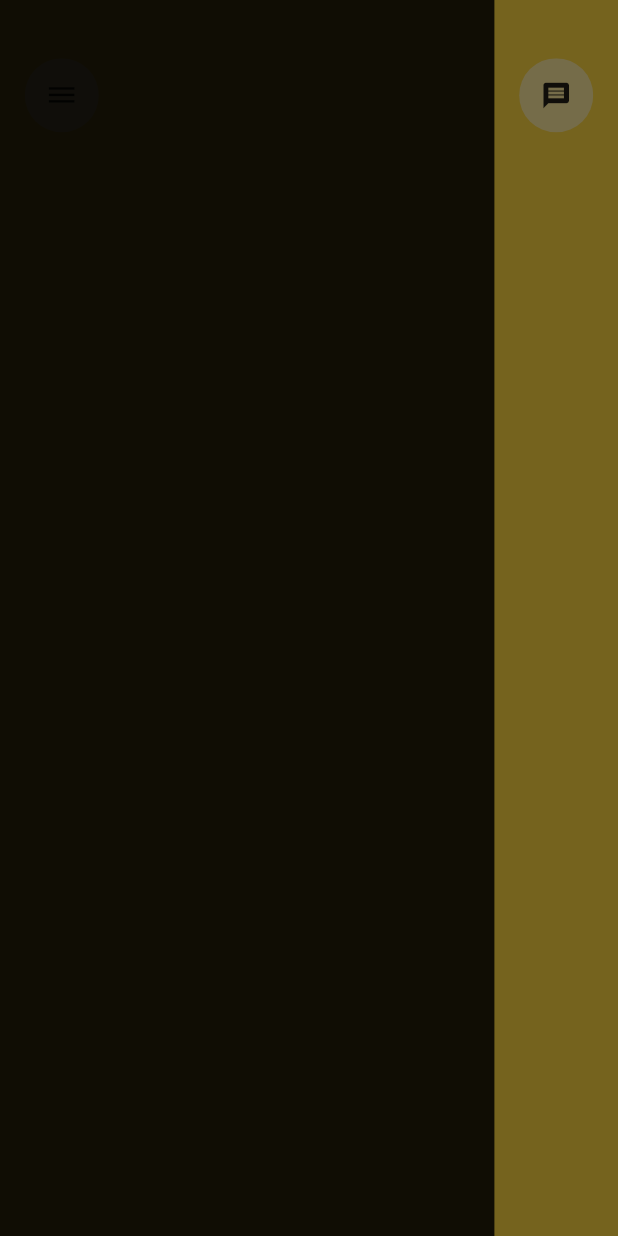
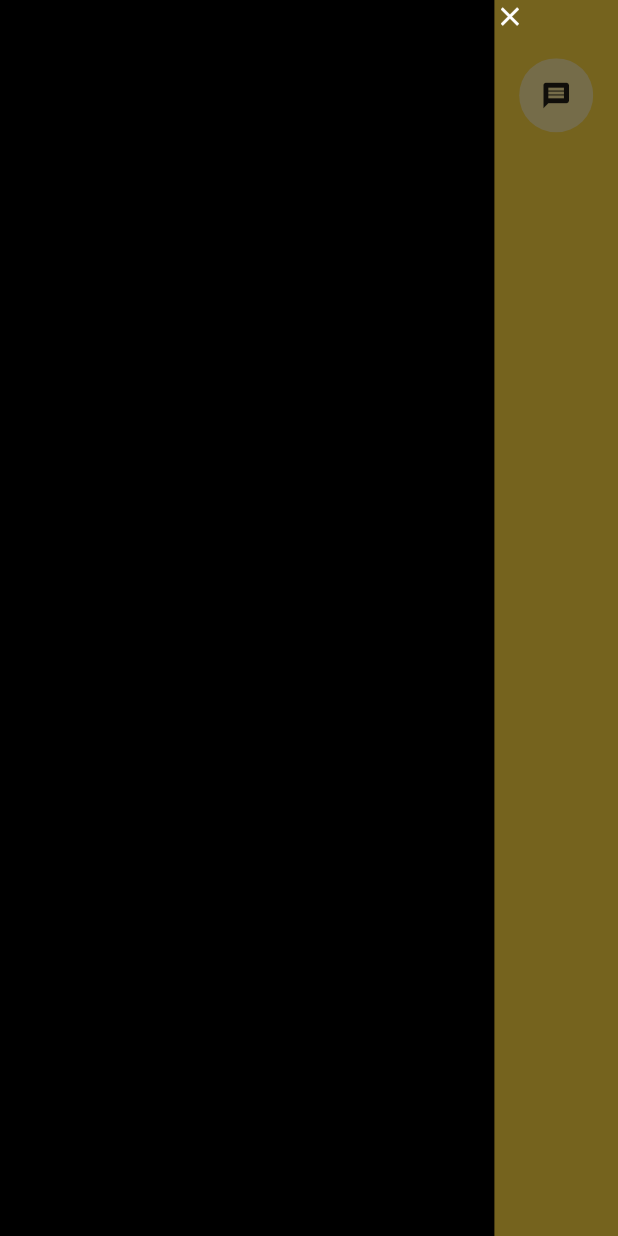
Before and after one commit to NaagAlgates/combank_ui_challenge, a Flutter app: the screen it shows after launch, with the side drawer open, on a phone screen of 412 x 824 dp. Run offline on Flutter 3.47's test engine with Material 2 defaults, Android fonts, the phone set to English and light mode, and no system bars.

Commit message:
Custom Drawer added

```diff
--- a/lib/main.dart
+++ b/lib/main.dart
@@ -1,5 +1,6 @@
 import 'dart:developer';
 
+import 'package:combank_ui_challenge/view/custom_drawer_menu.dart';
 import 'package:flutter/material.dart';
 
 import 'helpers/themes.dart';
@@ -37,10 +38,7 @@ class _HomePageState extends State<HomePage> {
       top: false,
       child: Scaffold(
         key: _scaffoldKey,
-        drawer: Container(
-          width: MediaQuery.of(context).size.width * 0.8,
-          color: Colors.black87,
-        ),
+        drawer: customDrawerMenu(context),
         /*appBar: PreferredSize(
             preferredSize: Size.fromHeight(MediaQuery.of(context).size.height*0.1),
             child: AppBar(
@@ -62,8 +60,13 @@ class _HomePageState extends State<HomePage> {
                 mainAxisSize: MainAxisSize.max,
                 mainAxisAlignment: MainAxisAlignment.spaceBetween,
                 children: [
-                    customMenuView(context,Icons.dehaze),
-                    customMenuView(context,Icons.message)
+                  InkWell(
+                    child: customMenuView(context, Icons.dehaze),
+                    onTap: () {
+                      _scaffoldKey.currentState.openDrawer();
+                    },
+                  ),
+                  customMenuView(context, Icons.message)
                 ],
               ),
             ),
--- /dev/null
+++ b/lib/view/custom_drawer_menu.dart
@@ -0,0 +1,23 @@
+
+
+import 'package:combank_ui_challenge/helpers/themes.dart';
+import 'package:flutter/material.dart';
+import 'package:flutter/services.dart';
+
+Widget customDrawerMenu(BuildContext context) {
+
+  var _height = MediaQuery.of(context).size.height;
+  var _width = MediaQuery.of(context).size.width;
+  return Row(
+    crossAxisAlignment: CrossAxisAlignment.start,
+    mainAxisSize: MainAxisSize.max,
+    mainAxisAlignment: MainAxisAlignment.start,
+    children: <Widget>[
+      Container(
+        width: _width*0.8,
+        color: Colors.black,
+      ),
+      Icon(Icons.close,size:_height*0.025,color: Colors.white,),
+    ],
+  );
+}
```
Lines whose indentation alone changed are shown as unchanged.
